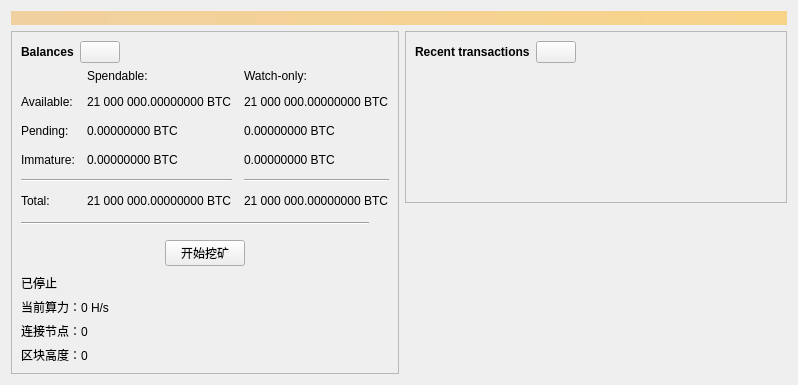
Qt form src/qt/forms/overviewpage.ui (debugworking/Bitcoin-Classic) before a commit.
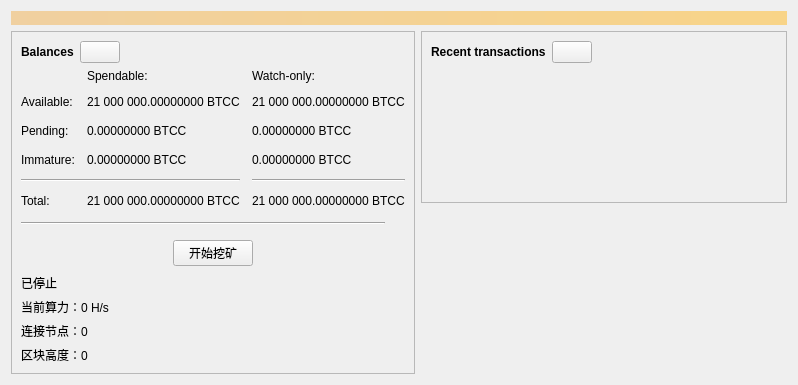
The same form after that commit. Icons and pictures are not drawn. Custom widgets are drawn as their Qt base class.

Patch:
```diff
--- a/src/qt/forms/overviewpage.ui
+++ b/src/qt/forms/overviewpage.ui
@@ -120,7 +120,7 @@
                <string>Unconfirmed transactions to watch-only addresses</string>
               </property>
               <property name="text">
-               <string notr="true">0.00000000 BTC</string>
+               <string notr="true">0.00000000 BTCC</string>
               </property>
               <property name="alignment">
                <set>Qt::AlignLeading|Qt::AlignLeft|Qt::AlignVCenter</set>
@@ -139,7 +139,7 @@
                <string>Total of transactions that have yet to be confirmed, and do not yet count toward the spendable balance</string>
               </property>
               <property name="text">
-               <string notr="true">0.00000000 BTC</string>
+               <string notr="true">0.00000000 BTCC</string>
               </property>
               <property name="alignment">
                <set>Qt::AlignLeading|Qt::AlignLeft|Qt::AlignVCenter</set>
@@ -158,7 +158,7 @@
                <string>Mined balance in watch-only addresses that has not yet matured</string>
               </property>
               <property name="text">
-               <string notr="true">0.00000000 BTC</string>
+               <string notr="true">0.00000000 BTCC</string>
               </property>
               <property name="alignment">
                <set>Qt::AlignLeading|Qt::AlignLeft|Qt::AlignVCenter</set>
@@ -210,7 +210,7 @@
                <string>Mined balance that has not yet matured</string>
               </property>
               <property name="text">
-               <string notr="true">0.00000000 BTC</string>
+               <string notr="true">0.00000000 BTCC</string>
               </property>
               <property name="alignment">
                <set>Qt::AlignLeading|Qt::AlignLeft|Qt::AlignVCenter</set>
@@ -249,7 +249,7 @@
                <string>Your current total balance</string>
               </property>
               <property name="text">
-               <string notr="true">21 000 000.00000000 BTC</string>
+               <string notr="true">21 000 000.00000000 BTCC</string>
               </property>
               <property name="alignment">
                <set>Qt::AlignLeading|Qt::AlignLeft|Qt::AlignVCenter</set>
@@ -268,7 +268,7 @@
                <string>Current total balance in watch-only addresses</string>
               </property>
               <property name="text">
-               <string notr="true">21 000 000.00000000 BTC</string>
+               <string notr="true">21 000 000.00000000 BTCC</string>
               </property>
               <property name="alignment">
                <set>Qt::AlignLeading|Qt::AlignLeft|Qt::AlignVCenter</set>
@@ -304,7 +304,7 @@
                <string>Your current spendable balance</string>
               </property>
               <property name="text">
-               <string notr="true">21 000 000.00000000 BTC</string>
+               <string notr="true">21 000 000.00000000 BTCC</string>
               </property>
               <property name="alignment">
                <set>Qt::AlignLeading|Qt::AlignLeft|Qt::AlignVCenter</set>
@@ -323,7 +323,7 @@
                <string>Your current balance in watch-only addresses</string>
               </property>
               <property name="text">
-               <string notr="true">21 000 000.00000000 BTC</string>
+               <string notr="true">21 000 000.00000000 BTCC</string>
               </property>
               <property name="alignment">
                <set>Qt::AlignLeading|Qt::AlignLeft|Qt::AlignVCenter</set>
```
Left out of the diff: 4 changed lines with no effect on the pictures.
